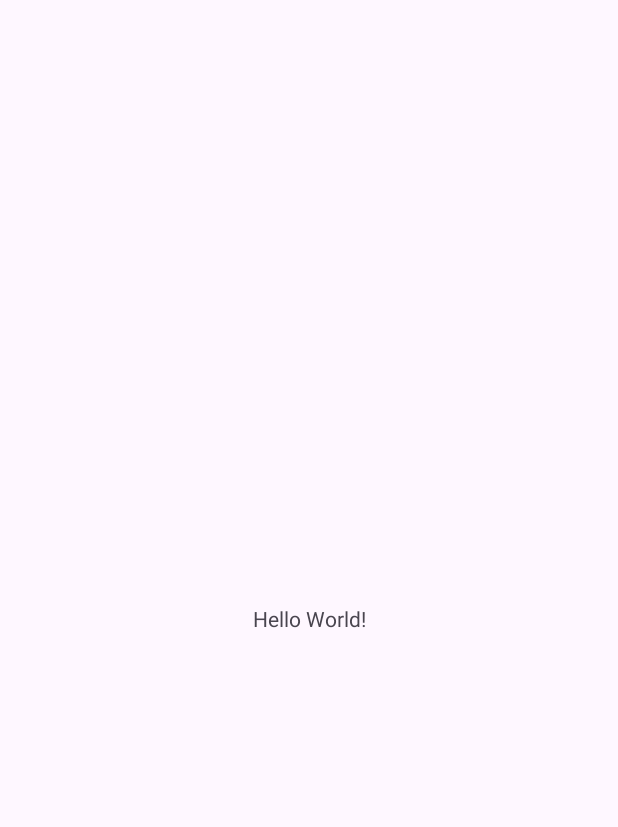
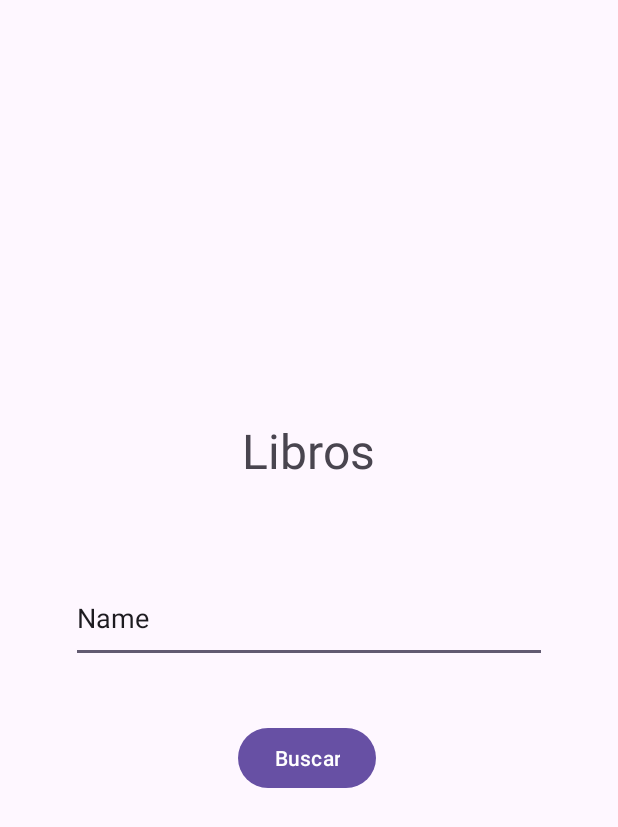
Before and after one commit to EmanuelAngel/android-trabajo-practico-2, an Android app: the screen it shows after launch (MainActivity), on a phone screen of 412 x 824 dp. Before the commit the part shown is almost empty. Shown: the top 827 px of the screen. Run offline under Robolectric (Android 15) with nearby library versions, the phone set to English and light mode, and no system bars.

Commit message:
Funcionando pero con UI mÃínima

```diff
--- a/app/src/main/AndroidManifest.xml
+++ b/app/src/main/AndroidManifest.xml
@@ -12,7 +12,10 @@
         android:supportsRtl="true"
         android:theme="@style/Theme.TrabajoPráctico2">
         <activity
-            android:name=".MainActivity"
+            android:name=".ui.book.BookActivity"
+            android:exported="false" />
+        <activity
+            android:name=".ui.search.MainActivity"
             android:exported="true">
             <intent-filter>
                 <action android:name="android.intent.action.MAIN" />
--- a/app/src/main/java/com/example/trabajoprctico2/MainActivity.java
+++ /dev/null
@@ -1,27 +0,0 @@
-package com.example.trabajoprctico2;
-
-import android.os.Bundle;
-
-import androidx.activity.EdgeToEdge;
-import androidx.appcompat.app.AppCompatActivity;
-import androidx.core.graphics.Insets;
-import androidx.core.view.ViewCompat;
-import androidx.core.view.WindowInsetsCompat;
-
-import com.example.trabajoprctico2.databinding.ActivityMainBinding;
-
-// ...
-public class MainActivity extends AppCompatActivity {
-    private ActivityMainBinding activityMainBinding;
-
-    @Override
-    protected void onCreate(Bundle savedInstanceState) {
-        super.onCreate(savedInstanceState);
-
-        activityMainBinding = ActivityMainBinding.inflate(getLayoutInflater());
-
-        setContentView(activityMainBinding.getRoot());
-
-
-    }
-}
--- /dev/null
+++ b/app/src/main/java/com/example/trabajoprctico2/models/BookModel.java
@@ -0,0 +1,53 @@
+package com.example.trabajoprctico2.models;
+
+import java.io.Serializable;
+import java.util.ArrayList;
+import java.util.Date;
+
+public class BookModel implements Serializable {
+    private String title;
+    private String author;
+    private int pagesQuantity;
+    private int publishYear;
+    private ArrayList<String> genres;
+    private String description;
+    public BookModel(
+            String title,
+            String author,
+            int pagesQuantity,
+            int publishYear,
+            ArrayList<String> genres,
+            String description
+    ) {
+        this.title = title;
+        this.author = author;
+        this.pagesQuantity = pagesQuantity;
+        this.publishYear = publishYear;
+        this.genres = genres;
+        this.description = description;
+    }
+
+    public String getTitle() {
+        return title;
+    }
+
+    public String getAuthor() {
+        return author;
+    }
+
+    public int getPagesQuantity() {
+        return pagesQuantity;
+    }
+
+    public int getPublishYear() {
+        return publishYear;
+    }
+
+    public ArrayList<String> getGenres() {
+        return genres;
+    }
+
+    public String getDescription() {
+        return description;
+    }
+}
--- /dev/null
+++ b/app/src/main/java/com/example/trabajoprctico2/models/BookRepository.java
@@ -0,0 +1,131 @@
+package com.example.trabajoprctico2.models;
+
+import java.util.ArrayList;
+import java.util.Arrays;
+import java.util.Optional;
+
+public class BookRepository {
+    private final ArrayList<BookModel> books = new ArrayList<>();
+
+    public BookRepository() {
+
+        books.add(new BookModel(
+                "Cien años de soledad",
+                "Gabriel García Márquez",
+                682,
+                1967,
+                new ArrayList<>(Arrays.asList("Realismo mágico", "Ficción", "Novela")),
+                "La saga de la familia Buendía en el pueblo ficticio de Macondo."
+        ));
+
+        books.add(new BookModel(
+                "1984",
+                "George Orwell",
+                623,
+                1949,
+                new ArrayList<>(Arrays.asList("Distopía", "Ciencia ficción", "Política")),
+                "Una sociedad totalitaria controlada por el Gran Hermano."
+        ));
+
+        books.add(new BookModel(
+                "El Quijote",
+                "Miguel de Cervantes",
+                729,
+                1605,
+                new ArrayList<>(Arrays.asList("Novela", "Aventura", "Clásico")),
+                "Las aventuras de un hidalgo que enloquece leyendo libros de caballerías."
+        ));
+
+        books.add(new BookModel(
+                "Crimen y castigo",
+                "Fiódor Dostoyevski",
+                238,
+                1866,
+                new ArrayList<>(Arrays.asList("Psicológico", "Filosófico", "Novela")),
+                "Un estudiante comete un asesinato y lucha con su conciencia."
+        ));
+
+        books.add(new BookModel(
+                "Harry Potter y la piedra filosofal",
+                "J.K. Rowling",
+                733,
+                1997,
+                new ArrayList<>(Arrays.asList("Fantasía", "Aventura", "Juvenil")),
+                "Un niño descubre que es mago y comienza su educación en Hogwarts."
+        ));
+
+        books.add(new BookModel(
+                "Orgullo y prejuicio",
+                "Jane Austen",
+                1023,
+                1813,
+                new ArrayList<>(Arrays.asList("Romance", "Clásico", "Novela")),
+                "La historia de Elizabeth Bennet y el señor Darcy en la Inglaterra rural."
+        ));
+
+        books.add(new BookModel(
+                "El señor de los anillos",
+                "J.R.R. Tolkien",
+                189,
+                1954,
+                new ArrayList<>(Arrays.asList("Fantasía", "Aventura", "Épico")),
+                "La búsqueda para destruir el Anillo Único en la Tierra Media."
+        ));
+
+        books.add(new BookModel(
+                "Matar a un ruiseñor",
+                "Harper Lee",
+                217,
+                1960,
+                new ArrayList<>(Arrays.asList("Drama", "Legal", "Coming-of-age")),
+                "Un abogado defiende a un hombre negro falsamente acusado en el sur racista."
+        ));
+
+        books.add(new BookModel(
+                "Donde habitan los ángeles",
+                "Claudia Celis",
+                212,
+                2005,
+                new ArrayList<>(Arrays.asList("Juvenil", "Drama", "Familia")),
+                "La vida de Panchito, un niño que enfrenta dificultades familiares."
+        ));
+
+        books.add(new BookModel(
+                "Fahrenheit 451",
+                "Ray Bradbury",
+                415,
+                1953,
+                new ArrayList<>(Arrays.asList("Distopía", "Ciencia ficción", "Filosófico")),
+                "En un futuro donde los libros están prohibidos y los bomberos los queman."
+        ));
+
+        books.add(new BookModel(
+                "El alquimista",
+                "Paulo Coelho",
+                374,
+                1988,
+                new ArrayList<>(Arrays.asList("Filosófico", "Aventura", "Espiritual")),
+                "Un pastor andaluz viaja en busca de su leyenda personal."
+        ));
+
+        books.add(new BookModel(
+                "La sombra del viento",
+                "Carlos Ruiz Zafón",
+                864,
+                2001,
+                new ArrayList<>(Arrays.asList("Misterio", "Histórico", "Gótico")),
+                "Un joven descubre un libro maldito en el Cementerio de los Libros Olvidados."
+        ));
+    }
+
+    public Optional<BookModel> searchByTitle(String title) {
+
+        for (BookModel book : books) {
+            if (book.getTitle() != null && book.getTitle().toLowerCase().contentEquals(title)) {
+                return Optional.of(book);
+            }
+        }
+
+        return Optional.empty();
+    }
+}
--- /dev/null
+++ b/app/src/main/java/com/example/trabajoprctico2/ui/search/MainActivity.java
@@ -0,0 +1,49 @@
+package com.example.trabajoprctico2.ui.search;
+
+import android.content.Intent;
+import android.os.Bundle;
+import android.widget.Toast;
+
+import androidx.appcompat.app.AppCompatActivity;
+import androidx.lifecycle.ViewModelProvider;
+
+import com.example.trabajoprctico2.databinding.ActivityMainBinding;
+import com.example.trabajoprctico2.ui.book.BookActivity;
+
+// ...
+public class MainActivity extends AppCompatActivity {
+    private ActivityMainBinding activityMainBinding;
+    private MainActivityViewModel mainActivityViewModel;
+
+    @Override
+    protected void onCreate(Bundle savedInstanceState) {
+        super.onCreate(savedInstanceState);
+
+        activityMainBinding = ActivityMainBinding.inflate(getLayoutInflater());
+        mainActivityViewModel = new ViewModelProvider(this).get(MainActivityViewModel.class);
+
+        setContentView(activityMainBinding.getRoot());
+
+        mainActivityViewModel.getMutableFindResultMessage().observe(
+                this,
+                message -> Toast.makeText(this, message, Toast.LENGTH_LONG).show()
+        );
+
+        activityMainBinding.btSearchBook.setOnClickListener(
+                view -> mainActivityViewModel.findBookByTitle(
+                        activityMainBinding.etSearchBook.getText().toString()
+                )
+        );
+
+        mainActivityViewModel.getMutableBook().observe(
+                this,
+                book -> {
+                    var goToBook = new Intent(this, BookActivity.class);
+
+                    goToBook.putExtra("book", book);
+
+                    startActivity(goToBook);
+                }
+        );
+    }
+}
--- /dev/null
+++ b/app/src/main/java/com/example/trabajoprctico2/ui/search/MainActivityViewModel.java
@@ -0,0 +1,72 @@
+package com.example.trabajoprctico2.ui.search;
+
+import android.app.Application;
+
+import androidx.annotation.NonNull;
+import androidx.lifecycle.AndroidViewModel;
+import androidx.lifecycle.LiveData;
+import androidx.lifecycle.MutableLiveData;
+
+import com.example.trabajoprctico2.models.BookModel;
+import com.example.trabajoprctico2.models.BookRepository;
+
+import java.util.Optional;
+
+public class MainActivityViewModel extends AndroidViewModel {
+    private MutableLiveData<BookModel> mutableBook;
+    private MutableLiveData<String> mutableFindResultMessage;
+    private final BookRepository bookRepository = new BookRepository();
+
+    public MainActivityViewModel(@NonNull Application application) {
+        super(application);
+    }
+
+    public LiveData<BookModel> getMutableBook() {
+        if (mutableBook == null) {
+            mutableBook = new MutableLiveData<>();
+        }
+
+        return mutableBook;
+    }
+
+    public LiveData<String> getMutableFindResultMessage() {
+        if (mutableFindResultMessage == null) {
+            mutableFindResultMessage = new MutableLiveData<>();
+        }
+
+        return mutableFindResultMessage;
+    }
+
+    public void findBookByTitle(String title) {
+        if (title == null) {
+            mutableFindResultMessage.setValue("Ingrese un título para buscar");
+
+            return;
+        }
+
+        String trimmedTitle = title.trim();
+
+        if (trimmedTitle.isEmpty()) {
+            mutableFindResultMessage.setValue("El título no puede estar vacío");
+
+            return;
+        }
+
+        String searchTitle = trimmedTitle.toLowerCase();
+
+        Optional<BookModel> result = bookRepository.searchByTitle(searchTitle);
+
+        if (result.isPresent()) {
+            var book = result.get();
+
+            mutableBook.setValue(book);
+
+            /*
+            El profe Pablo prefiere que usemos intents en las activities, así que trabajaré de
+            esa forma, en lugar de manejar el intent acá.
+            */
+        } else {
+            mutableFindResultMessage.setValue("No se ha encontrado el libro con el título: " + title);
+        }
+    }
+}
--- a/app/src/main/res/layout/activity_main.xml
+++ b/app/src/main/res/layout/activity_main.xml
@@ -5,15 +5,43 @@
     android:id="@+id/main"
     android:layout_width="match_parent"
     android:layout_height="match_parent"
-    tools:context=".MainActivity">
+    tools:context=".ui.search.MainActivity">
 
     <TextView
+        android:id="@+id/tvSearchTitle"
         android:layout_width="wrap_content"
         android:layout_height="wrap_content"
-        android:text="Hello World!"
+        android:text="Libros"
+        android:textFontWeight="700"
+        android:textSize="32sp"
+        app:layout_constraintBottom_toBottomOf="parent"
+        app:layout_constraintEnd_toEndOf="parent"
+        app:layout_constraintHorizontal_bias="0.498"
+        app:layout_constraintStart_toStartOf="parent"
+        app:layout_constraintTop_toTopOf="parent"
+        app:layout_constraintVertical_bias="0.357" />
+
+    <EditText
+        android:id="@+id/etSearchBook"
+        android:layout_width="317dp"
+        android:layout_height="59dp"
+        android:ems="10"
+        android:inputType="text"
+        android:text="Name"
         app:layout_constraintBottom_toBottomOf="parent"
         app:layout_constraintEnd_toEndOf="parent"
         app:layout_constraintStart_toStartOf="parent"
         app:layout_constraintTop_toTopOf="parent" />
 
+    <Button
+        android:id="@+id/btSearchBook"
+        android:layout_width="wrap_content"
+        android:layout_height="wrap_content"
+        android:text="Buscar"
+        app:layout_constraintBottom_toBottomOf="parent"
+        app:layout_constraintEnd_toEndOf="parent"
+        app:layout_constraintHorizontal_bias="0.495"
+        app:layout_constraintStart_toStartOf="parent"
+        app:layout_constraintTop_toTopOf="parent"
+        app:layout_constraintVertical_bias="0.62" />
 </androidx.constraintlayout.widget.ConstraintLayout>
```
Also changed, not shown: app/src/main/java/com/example/trabajoprctico2/ui/book/BookActivity.java (added, +41 -0 lines), app/src/main/java/com/example/trabajoprctico2/ui/book/BookActivityViewModel.java (added, +35 -0 lines), app/src/main/res/layout/activity_book.xml (added, +97 -0 lines).
